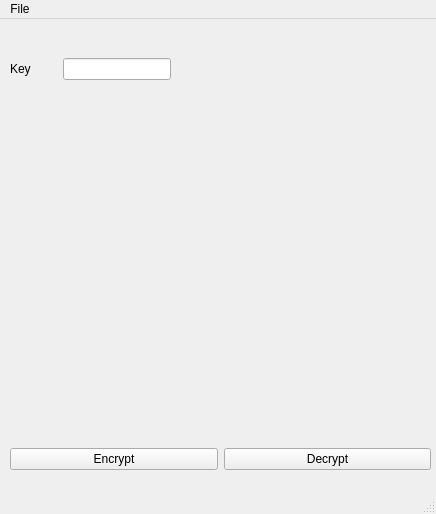
This is C++/3. RotQt/src/mainwindow.ui in nniemeir/educational-projects as Qt 5 draws it before an edit. The edited form follows.
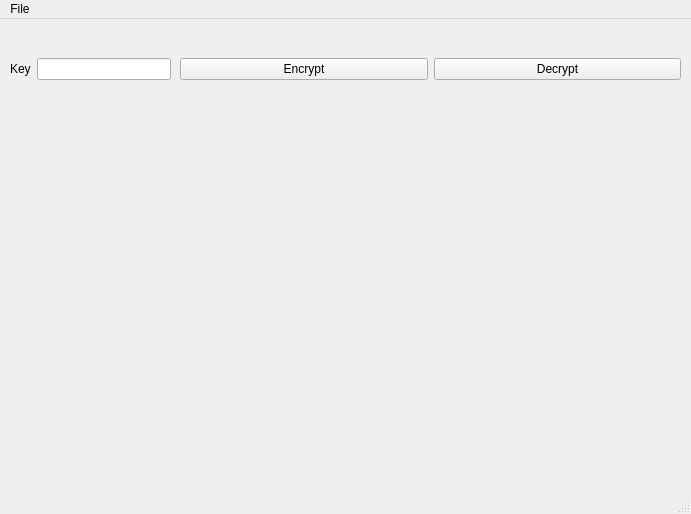
This is the edited form. Icons and pictures are not drawn.

Patch:
```diff
--- a/C++/3. RotQt/src/mainwindow.ui
+++ b/C++/3. RotQt/src/mainwindow.ui
@@ -6,7 +6,7 @@
    <rect>
     <x>0</x>
     <y>0</y>
-    <width>436</width>
+    <width>691</width>
     <height>514</height>
    </rect>
   </property>
@@ -26,10 +26,10 @@
    <widget class="QLabel" name="label_outputArea">
     <property name="geometry">
      <rect>
-      <x>20</x>
-      <y>100</y>
-      <width>401</width>
-      <height>301</height>
+      <x>10</x>
+      <y>90</y>
+      <width>661</width>
+      <height>371</height>
      </rect>
     </property>
     <property name="styleSheet">
@@ -56,7 +56,7 @@
        </property>
       </widget>
      </item>
-     <item alignment="Qt::AlignmentFlag::AlignLeft|Qt::AlignmentFlag::AlignVCenter">
+     <item>
       <widget class="QLineEdit" name="lineEdit_key"/>
      </item>
     </layout>
@@ -64,10 +64,10 @@
    <widget class="QWidget" name="horizontalLayoutWidget_2">
     <property name="geometry">
      <rect>
-      <x>10</x>
-      <y>420</y>
-      <width>421</width>
-      <height>41</height>
+      <x>180</x>
+      <y>10</y>
+      <width>501</width>
+      <height>81</height>
      </rect>
     </property>
     <layout class="QHBoxLayout" name="horizontalLayout_2">
@@ -88,12 +88,13 @@
     </layout>
    </widget>
   </widget>
+  <widget class="QStatusBar" name="statusbar"/>
   <widget class="QMenuBar" name="menubar">
    <property name="geometry">
     <rect>
      <x>0</x>
      <y>0</y>
-     <width>436</width>
+     <width>691</width>
      <height>23</height>
     </rect>
    </property>
@@ -106,7 +107,6 @@
    </widget>
    <addaction name="menuROT"/>
   </widget>
-  <widget class="QStatusBar" name="statusbar"/>
   <action name="actionOpen_File">
    <property name="icon">
     <iconset theme="QIcon::ThemeIcon::FolderOpen"/>
```
